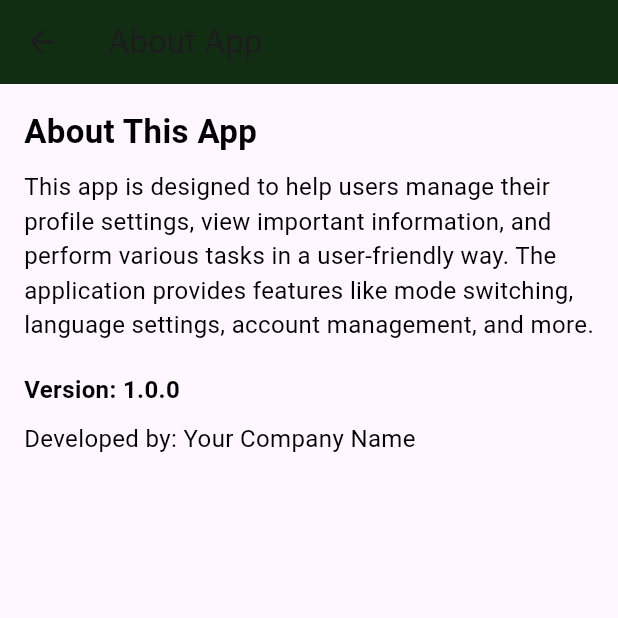
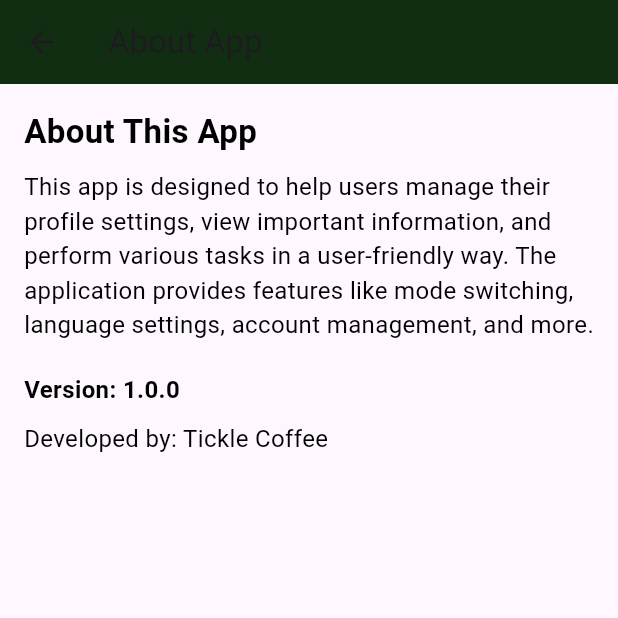
Before and after one commit to Wackzy12/Tickle-Coffee, a Flutter app: the AboutAppScreen screen opened directly, on a phone screen of 412 x 824 dp, the top half of it. Run offline on Flutter 3.47's test engine with Material 3 defaults, Android fonts, the phone set to English and light mode, and no system bars.

```diff
--- a/tickleapp/lib/screens/AboutApp_screen.dart
+++ b/tickleapp/lib/screens/AboutApp_screen.dart
@@ -44,7 +44,7 @@ class AboutAppScreen extends StatelessWidget {
               ),
               SizedBox(height: 10),
               Text(
-                'Developed by: Your Company Name',
+                'Developed by: Tickle Coffee',
                 style: TextStyle(
                   fontSize: 16,
                   color: Colors.black,
```
